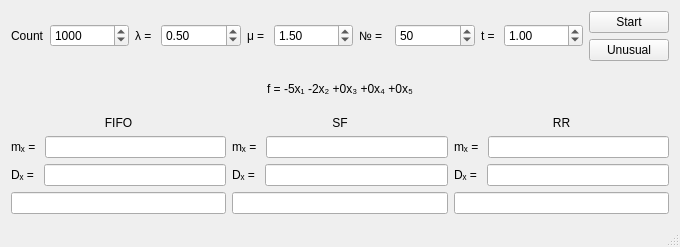
NazarElf/CM_Lab1, file mainwindow.ui: the form before one commit.
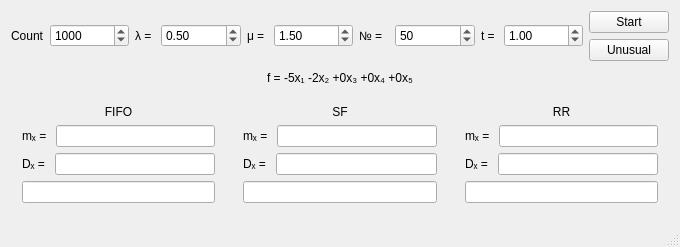
The form after the commit.

Commit message: QVBoxWidget's for output was replaced with QFrame

The edit to the form file:
```diff
--- a/mainwindow.ui
+++ b/mainwindow.ui
@@ -147,6 +147,10 @@
     <item>
      <layout class="QHBoxLayout" name="horizontalLayout_2" stretch="0,0,0">
       <item>
+       <widget class="QFrame" name="frame">
+        <property name="frameShape">
+         <enum>QFrame::NoFrame</enum>
+        </property>
        <layout class="QVBoxLayout" name="verticalLayout_3">
         <item>
          <widget class="QLabel" name="label_13">
@@ -190,8 +194,13 @@
          <widget class="QLineEdit" name="lineEdit"/>
         </item>
        </layout>
+       </widget>
       </item>
       <item>
+       <widget class="QFrame" name="frame">
+        <property name="frameShape">
+         <enum>QFrame::NoFrame</enum>
+        </property>
        <layout class="QVBoxLayout" name="verticalLayout_6">
         <item>
          <widget class="QLabel" name="label_14">
@@ -235,8 +244,13 @@
          <widget class="QLineEdit" name="lineEdit_2"/>
         </item>
        </layout>
+       </widget>
       </item>
       <item>
+       <widget class="QFrame" name="frame">
+        <property name="frameShape">
+         <enum>QFrame::NoFrame</enum>
+        </property>
        <layout class="QVBoxLayout" name="verticalLayout_5">
         <item>
          <widget class="QLabel" name="label_15">
@@ -280,6 +294,7 @@
          <widget class="QLineEdit" name="lineEdit_3"/>
         </item>
        </layout>
+       </widget>
       </item>
      </layout>
     </item>
```
Lines whose indentation alone changed are shown as unchanged.
